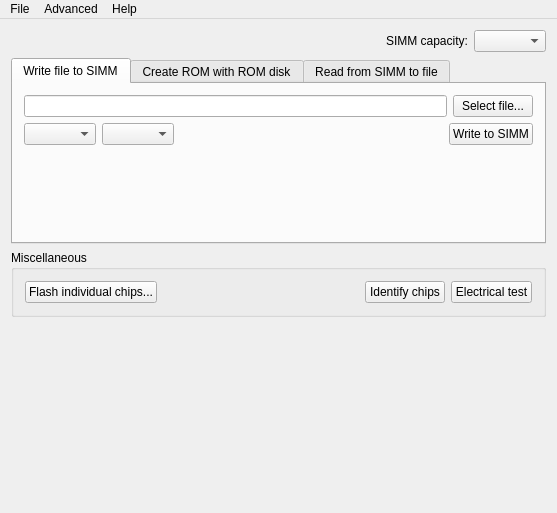
This is mainwindow.ui in dougg3/mac-rom-simm-programmer.software as Qt 5 draws it before an edit. The edited form follows.
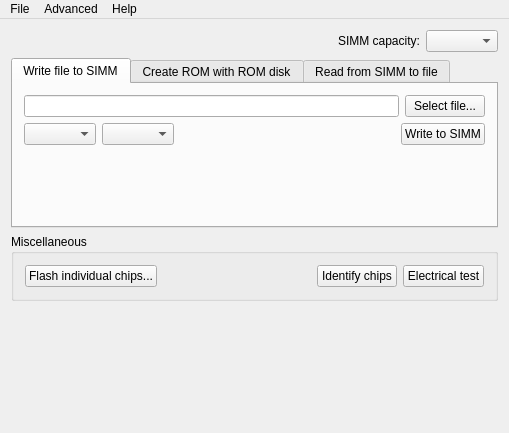
This is the edited form. Custom widgets are drawn as their Qt base class.

Commit message: Shrink main window now that it doesn't have to be so big

```diff
--- a/mainwindow.ui
+++ b/mainwindow.ui
@@ -6,8 +6,8 @@
    <rect>
     <x>0</x>
     <y>0</y>
-    <width>557</width>
-    <height>513</height>
+    <width>459</width>
+    <height>280</height>
    </rect>
   </property>
   <property name="windowTitle">
@@ -789,7 +789,7 @@
     <rect>
      <x>0</x>
      <y>0</y>
-     <width>557</width>
+     <width>459</width>
      <height>21</height>
     </rect>
    </property>
```
